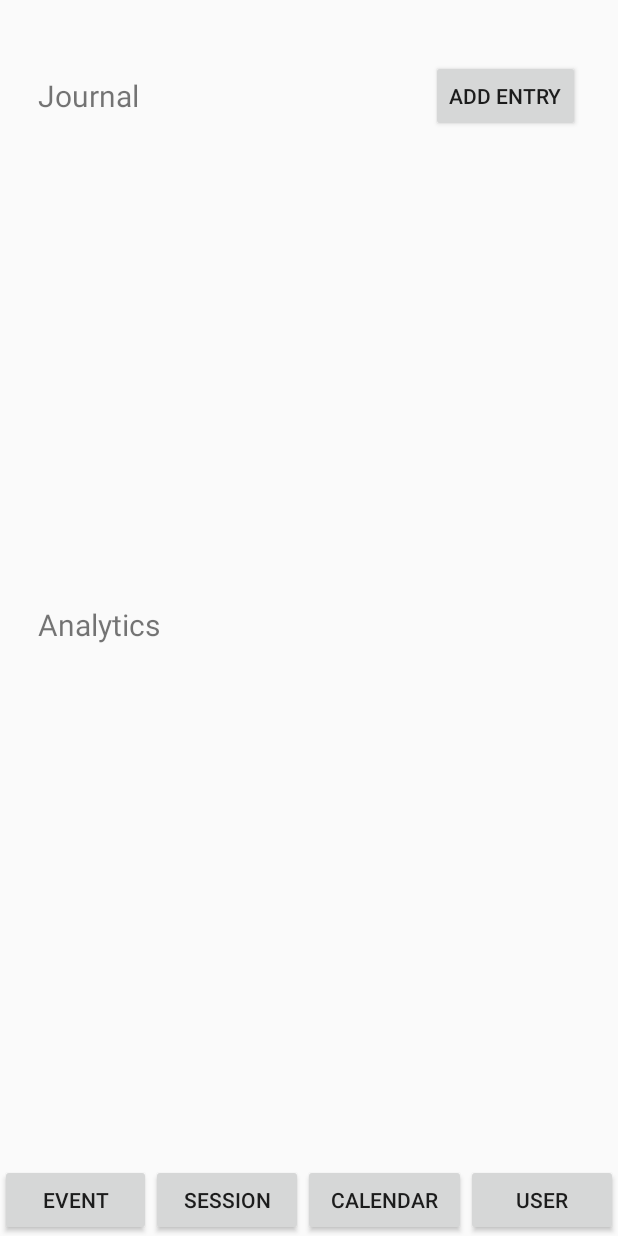
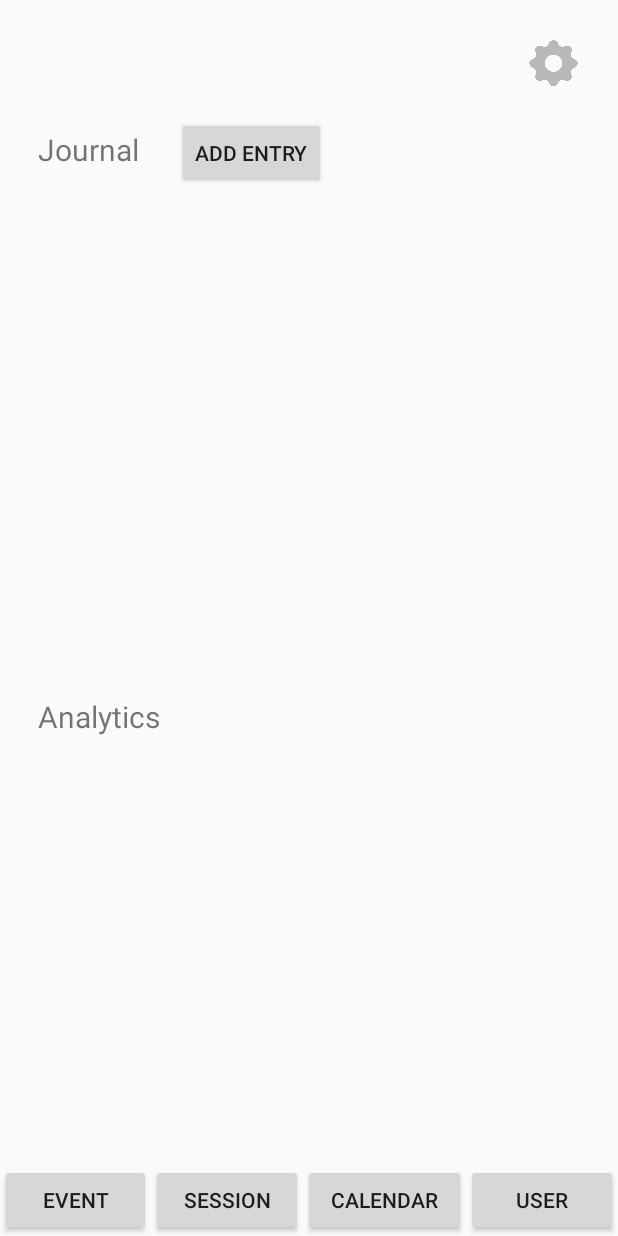
Before and after one commit to iLegalYee/Good_Timing, an Android app: the screen it shows after launch (MainActivity), after a tap on "USER", on a phone screen of 412 x 824 dp. Run offline under Robolectric (Android 15) with nearby library versions, the light colour scheme and no system bars.

Commit message:
Added settings widget on User fragment.

```diff
--- a/app/src/main/java/edu/fsu/cs/goodtiming/User_JournalEntry.java
+++ b/app/src/main/java/edu/fsu/cs/goodtiming/User_JournalEntry.java
@@ -1,22 +1,17 @@
 package edu.fsu.cs.goodtiming;
 
 import androidx.appcompat.app.AppCompatActivity;
-
 import android.content.Context;
 import android.content.Intent;
 import android.content.SharedPreferences;
 import android.os.Bundle;
 import android.text.Editable;
 import android.text.TextWatcher;
-import android.widget.Button;
 import android.widget.EditText;
-
 import java.util.HashSet;
-import java.util.Set;
 
 public class User_JournalEntry extends AppCompatActivity {
     private EditText body;
-    private Button delete;
     private int entryID;
 
     @Override
@@ -61,7 +56,6 @@ public class User_JournalEntry extends AppCompatActivity {
                 // Intentionally empty
             }
         });
-
     }
 
 }
--- a/app/src/main/res/layout/fragment_user.xml
+++ b/app/src/main/res/layout/fragment_user.xml
@@ -8,13 +8,25 @@
         android:layout_width="match_parent"
         android:layout_height="match_parent">
 
+        <ImageButton
+            android:id="@+id/user_settings_button"
+            android:layout_width="35dp"
+            android:layout_height="35dp"
+            android:layout_alignParentRight="true"
+            android:layout_marginStart="25dp"
+            android:layout_marginTop="25dp"
+            android:layout_marginEnd="25dp"
+            android:background="#fafafa"
+            android:adjustViewBounds="true"
+            android:scaleType="fitXY"
+            android:src="@drawable/settings" />
+
         <TextView
             android:id="@+id/journal_label_user_fragment"
             android:layout_width="wrap_content"
             android:layout_height="wrap_content"
-            android:layout_marginStart="25dp"
-            android:layout_marginEnd="25dp"
-            android:layout_marginTop="50dp"
+            android:layout_margin="25dp"
+            android:layout_below="@+id/user_settings_button"
             android:text="Journal"
             android:textSize="20dp"
             />
@@ -24,8 +36,8 @@
             android:layout_width="wrap_content"
             android:layout_height="wrap_content"
             android:text="Add Entry"
-            android:layout_marginTop="40dp"
-            android:layout_alignParentRight="true"
+            android:layout_alignBaseline="@id/journal_label_user_fragment"
+            android:layout_toRightOf="@id/journal_label_user_fragment"
             android:layout_marginEnd="25dp"
             />
 
--- /dev/null
+++ b/app/src/main/res/menu/settings_popup_menu.xml
@@ -0,0 +1,12 @@
+<?xml version="1.0" encoding="utf-8"?>
+<menu xmlns:android="http://schemas.android.com/apk/res/android">
+
+    <item
+        android:id="@+id/settings_theme"
+        android:title="Change theme"/>
+
+    <item
+        android:id="@+id/settings_delete"
+        android:title="Delete all entries" />
+
+</menu>
```
Also changed, not shown: app/src/main/java/edu/fsu/cs/goodtiming/UserFragment.java (+50 -3 lines), app/src/main/res/drawable/images.xml (added, +7 -0 lines), app/src/main/res/drawable/settings.png (added).
